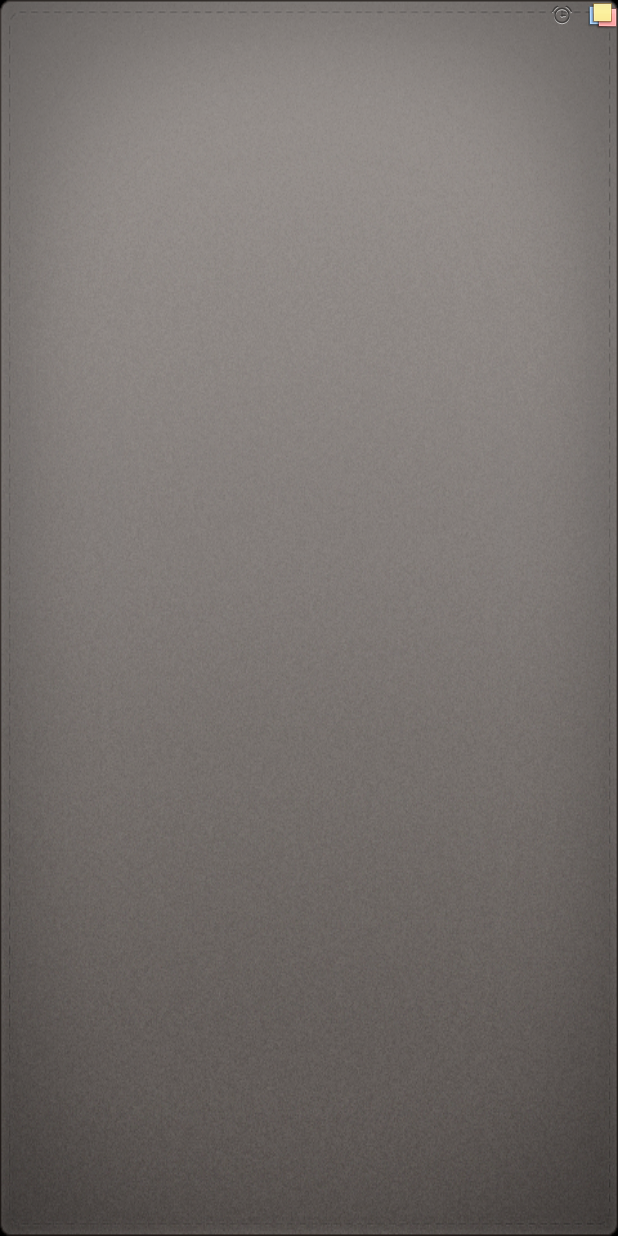
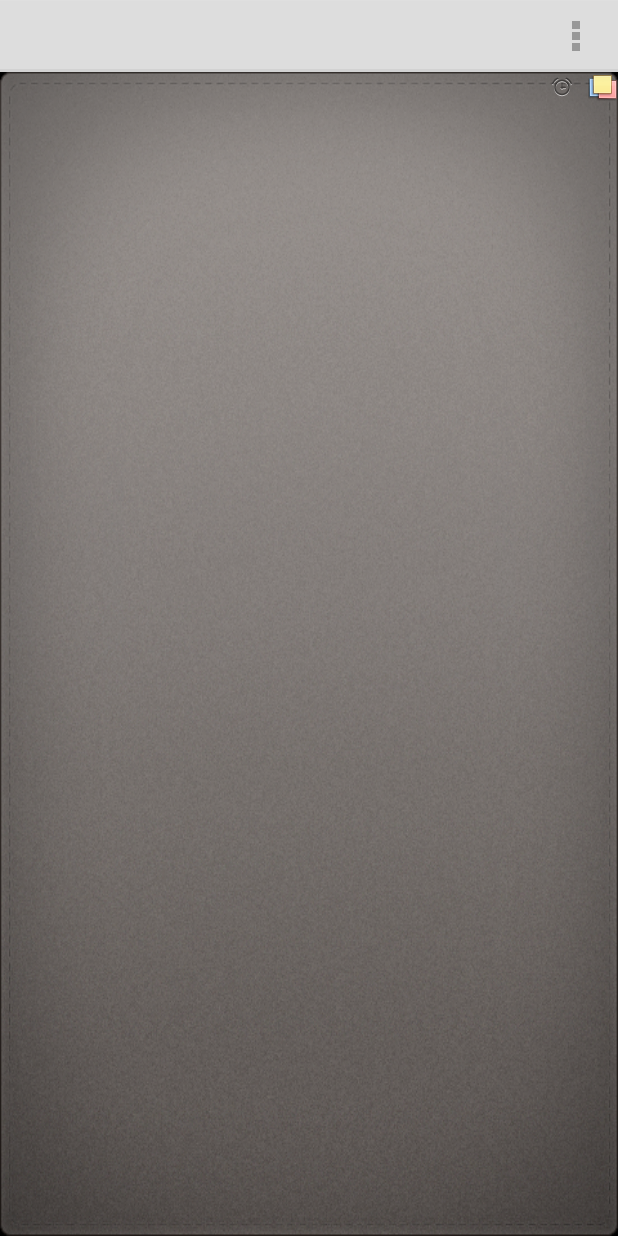
Before and after one commit to Ren-xiuyan/MiNotes-AndroidStudio, an Android app: the NoteEditActivity screen opened directly, with no data from a screen before it, on a phone screen of 412 x 824 dp. Run offline under Robolectric (Android 15) with nearby library versions, the phone set to English and light mode, and no system bars; pictures from the network do not load; 16 statements that could not run were skipped.

Commit message:
feat: restore font, background and checklist options
Show a visible ActionBar on the note editor, add an explicit background color menu item, reuse the header palette entry, and update README and CHANGELOG for the restored editor options.

```diff
--- a/app/src/main/AndroidManifest.xml
+++ b/app/src/main/AndroidManifest.xml
@@ -57,7 +57,7 @@
             android:configChanges="keyboardHidden|orientation|screenSize"
             android:exported="true"
             android:launchMode="singleTop"
-            android:theme="@style/NoteTheme" >
+            android:theme="@style/NoteEditTheme" >
 
             <intent-filter>
                 <action android:name="android.intent.action.VIEW" />
--- a/app/src/main/java/net/micode/notes/ui/NoteEditActivity.java
+++ b/app/src/main/java/net/micode/notes/ui/NoteEditActivity.java
@@ -16,6 +16,7 @@
 
 package net.micode.notes.ui;
 
+import android.app.ActionBar;
 import android.app.Activity;
 import android.app.AlarmManager;
 import android.app.AlertDialog;
@@ -162,6 +163,13 @@ public class NoteEditActivity extends Activity implements OnClickListener,
         super.onCreate(savedInstanceState);
         // 绑定便签编辑界面布局。
         this.setContentView(R.layout.note_edit);
+
+        ActionBar actionBar = getActionBar();
+        if (actionBar != null) {
+            actionBar.show();
+            actionBar.setDisplayShowTitleEnabled(false);
+            actionBar.setDisplayShowHomeEnabled(false);
+        }
 
         // 首次创建时根据 Intent 判断是查看、新建还是编辑便签。
         if (savedInstanceState == null && !initActivityState(getIntent())) {
@@ -457,9 +465,7 @@ public class NoteEditActivity extends Activity implements OnClickListener,
     public void onClick(View v) {
         int id = v.getId();
         if (id == R.id.btn_set_bg_color) {
-            mNoteBgColorSelector.setVisibility(View.VISIBLE);
-            findViewById(sBgSelectorSelectionMap.get(mWorkingNote.getBgColorId())).setVisibility(
-                    View.VISIBLE);
+            showBackgroundColorSelector();
         } else if (sBgSelectorBtnsMap.containsKey(id)) {
             findViewById(sBgSelectorSelectionMap.get(mWorkingNote.getBgColorId())).setVisibility(
                     View.GONE);
@@ -506,6 +512,15 @@ public class NoteEditActivity extends Activity implements OnClickListener,
             return true;
         }
         return false;
+    }
+
+    /**
+     * 显示背景颜色选择面板，并标记当前颜色。
+     */
+    private void showBackgroundColorSelector() {
+        mNoteBgColorSelector.setVisibility(View.VISIBLE);
+        findViewById(sBgSelectorSelectionMap.get(mWorkingNote.getBgColorId())).setVisibility(
+                View.VISIBLE);
     }
 
     /**
@@ -572,6 +587,9 @@ public class NoteEditActivity extends Activity implements OnClickListener,
                         });
                 builder.setNegativeButton(android.R.string.cancel, null);
                 builder.show();
+                break;
+            case R.id.menu_bg_color:
+                showBackgroundColorSelector();
                 break;
             case R.id.menu_font_size:
                 mFontSizeSelector.setVisibility(View.VISIBLE);
--- a/app/src/main/res/menu/note_edit.xml
+++ b/app/src/main/res/menu/note_edit.xml
@@ -27,6 +27,10 @@
         android:title="@string/menu_delete"/>
 
     <item
+        android:id="@+id/menu_bg_color"
+        android:title="@string/menu_bg_color"/>
+
+    <item
         android:id="@+id/menu_font_size"
         android:title="@string/menu_font_size"/>
 
--- a/app/src/main/res/values/strings.xml
+++ b/app/src/main/res/values/strings.xml
@@ -54,6 +54,7 @@
     <string name="menu_select_all">Select all</string>
     <string name="menu_deselect_all">Deselect all</string>
     <string name="menu_font_size">Font size</string>
+    <string name="menu_bg_color">Background color</string>
     <string name="menu_font_small">Small</string>
     <string name="menu_font_normal">Medium</string>
     <string name="menu_font_large">Large</string>
--- a/app/src/main/res/values/styles.xml
+++ b/app/src/main/res/values/styles.xml
@@ -75,4 +75,13 @@
     <style name="NoteListActionBarStyle" parent="@android:style/Widget.Holo.Light.ActionBar.Solid">
         <item name="android:displayOptions">showHome|showTitle</item>
     </style>
+
+    <!-- 编辑页需要可见的 ActionBar，用于承载字体、背景色和清单模式入口。 -->
+    <style name="NoteEditTheme" parent="@android:style/Theme.Holo.Light">
+        <item name="android:actionBarStyle">@style/NoteEditActionBarStyle</item>
+    </style>
+
+    <style name="NoteEditActionBarStyle" parent="@android:style/Widget.Holo.Light.ActionBar.Solid">
+        <item name="android:displayOptions">showHome|showTitle</item>
+    </style>
 </resources>
```
Also changed, not shown: 4 other files.
